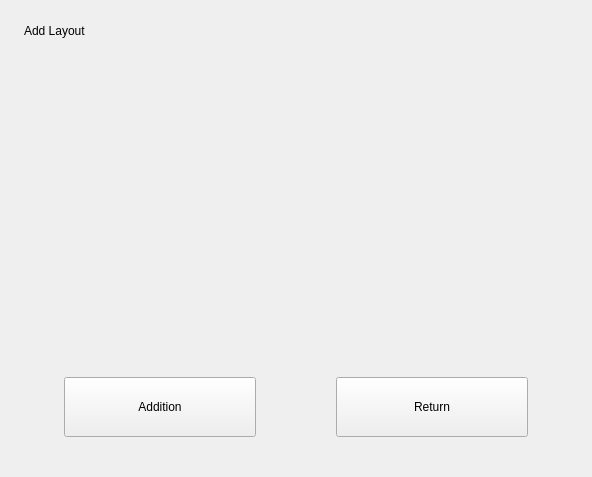
Above: src/layout-page.ui from openeuler-mirror/kiran-control-panel before the change. Below: the same form after it.
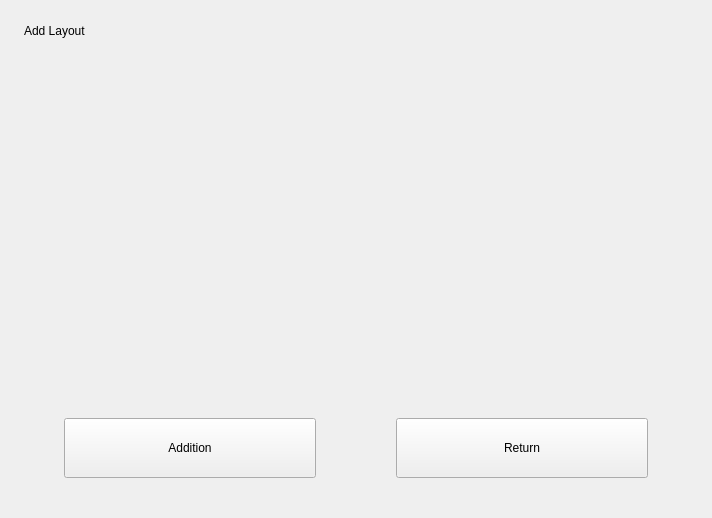
That is the form after the change. Custom widgets are drawn as their Qt base class.

```diff
--- a/src/layout-page.ui
+++ b/src/layout-page.ui
@@ -6,8 +6,8 @@
    <rect>
     <x>0</x>
     <y>0</y>
-    <width>592</width>
-    <height>477</height>
+    <width>712</width>
+    <height>518</height>
    </rect>
   </property>
   <property name="windowTitle">
@@ -283,13 +283,13 @@
             </property>
             <property name="minimumSize">
              <size>
-              <width>192</width>
+              <width>252</width>
               <height>60</height>
              </size>
             </property>
             <property name="maximumSize">
              <size>
-              <width>192</width>
+              <width>252</width>
               <height>60</height>
              </size>
             </property>
@@ -321,13 +321,13 @@
             </property>
             <property name="minimumSize">
              <size>
-              <width>192</width>
+              <width>252</width>
               <height>60</height>
              </size>
             </property>
             <property name="maximumSize">
              <size>
-              <width>192</width>
+              <width>252</width>
               <height>60</height>
              </size>
             </property>
```
